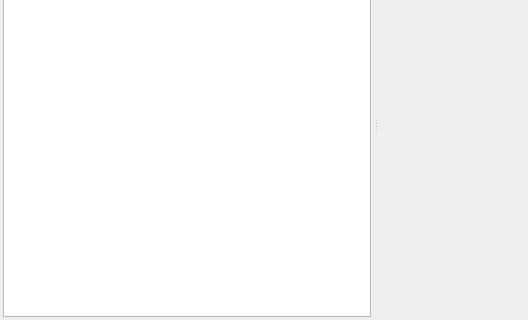
esernaalonso/dev, file esa/common/python/tool/esa_player/ui/esa_player.ui: the form before one commit; both pictures show x 0 to 528 and y 98 to 418 of the 1024 by 418 pixel window.
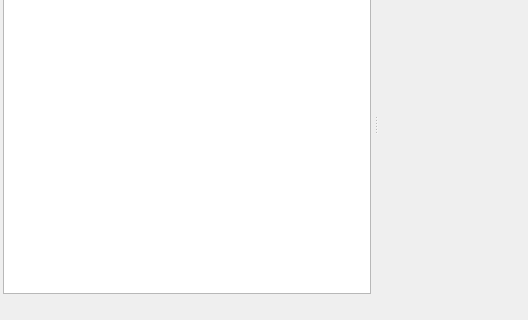
The form after the commit.

Commit message: DEV-11 Improvements in the libs to get video info, frame rate, etc. New tests done with new player for testing.

The edit to the form file:
```diff
--- a/esa/common/python/tool/esa_player/ui/esa_player.ui
+++ b/esa/common/python/tool/esa_player/ui/esa_player.ui
@@ -79,6 +79,26 @@
         <number>3</number>
        </property>
        <item>
+        <widget class="QWidget" name="widget" native="true">
+         <property name="sizePolicy">
+          <sizepolicy hsizetype="Minimum" vsizetype="Preferred">
+           <horstretch>0</horstretch>
+           <verstretch>0</verstretch>
+          </sizepolicy>
+         </property>
+         <layout class="QGridLayout" name="gridLayout_3">
+          <property name="margin">
+           <number>0</number>
+          </property>
+          <property name="spacing">
+           <number>0</number>
+          </property>
+          <item row="0" column="0">
+           <layout class="QVBoxLayout" name="verticalLayout_2">
+            <property name="spacing">
+             <number>3</number>
+            </property>
+            <item>
         <widget class="QComboBox" name="cbx_categories"/>
        </item>
        <item>
@@ -143,6 +163,103 @@
            <height>0</height>
           </size>
          </property>
+              <property name="maximumSize">
+               <size>
+                <width>16777215</width>
+                <height>16777215</height>
+               </size>
+              </property>
+             </widget>
+            </item>
+            <item>
+             <layout class="QHBoxLayout" name="horizontalLayout_3">
+              <property name="spacing">
+               <number>3</number>
+              </property>
+              <item>
+               <widget class="QLabel" name="lb_playing_name">
+                <property name="sizePolicy">
+                 <sizepolicy hsizetype="Ignored" vsizetype="Preferred">
+                  <horstretch>0</horstretch>
+                  <verstretch>0</verstretch>
+                 </sizepolicy>
+                </property>
+                <property name="text">
+                 <string/>
+                </property>
+               </widget>
+              </item>
+              <item>
+               <spacer name="horizontalSpacer">
+                <property name="orientation">
+                 <enum>Qt::Horizontal</enum>
+                </property>
+                <property name="sizeType">
+                 <enum>QSizePolicy::Fixed</enum>
+                </property>
+                <property name="sizeHint" stdset="0">
+                 <size>
+                  <width>20</width>
+                  <height>20</height>
+                 </size>
+                </property>
+               </spacer>
+              </item>
+              <item>
+               <widget class="QPushButton" name="pb_loop">
+                <property name="minimumSize">
+                 <size>
+                  <width>20</width>
+                  <height>20</height>
+                 </size>
+                </property>
+                <property name="maximumSize">
+                 <size>
+                  <width>20</width>
+                  <height>20</height>
+                 </size>
+                </property>
+                <property name="text">
+                 <string/>
+                </property>
+                <property name="checkable">
+                 <bool>true</bool>
+                </property>
+                <property name="flat">
+                 <bool>true</bool>
+                </property>
+               </widget>
+              </item>
+              <item>
+               <widget class="QPushButton" name="pb_random">
+                <property name="minimumSize">
+                 <size>
+                  <width>20</width>
+                  <height>20</height>
+                 </size>
+                </property>
+                <property name="maximumSize">
+                 <size>
+                  <width>20</width>
+                  <height>20</height>
+                 </size>
+                </property>
+                <property name="text">
+                 <string/>
+                </property>
+                <property name="checkable">
+                 <bool>true</bool>
+                </property>
+                <property name="flat">
+                 <bool>true</bool>
+                </property>
+               </widget>
+              </item>
+             </layout>
+            </item>
+           </layout>
+          </item>
+         </layout>
         </widget>
        </item>
       </layout>
```
Left out of the diff: 2 changed lines with no effect on the pictures. Lines whose indentation alone changed are shown as unchanged. The commit also changes 30 other files.
